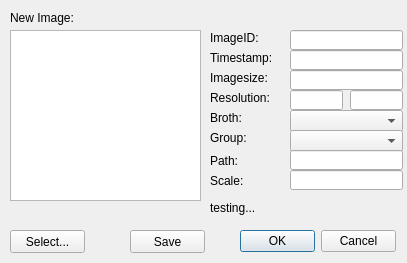
The window that StreptoDB/UploadDialog.ui (alexjanssen/StreptoDB) describes before a commit, drawn with Qt 5.
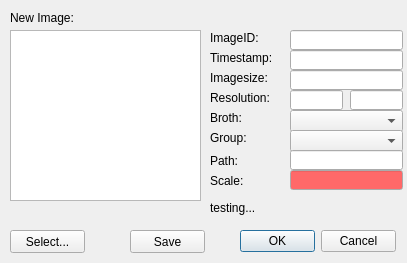
The same window after the commit.

The edit to the form file:
```diff
--- a/StreptoDB/UploadDialog.ui
+++ b/StreptoDB/UploadDialog.ui
@@ -271,6 +271,70 @@
      <height>20</height>
     </rect>
    </property>
+   <property name="palette">
+    <palette>
+     <active>
+      <colorrole role="BrightText">
+       <brush brushstyle="SolidPattern">
+        <color alpha="255">
+         <red>255</red>
+         <green>255</green>
+         <blue>255</blue>
+        </color>
+       </brush>
+      </colorrole>
+      <colorrole role="Base">
+       <brush brushstyle="SolidPattern">
+        <color alpha="255">
+         <red>255</red>
+         <green>105</green>
+         <blue>105</blue>
+        </color>
+       </brush>
+      </colorrole>
+     </active>
+     <inactive>
+      <colorrole role="BrightText">
+       <brush brushstyle="SolidPattern">
+        <color alpha="255">
+         <red>255</red>
+         <green>255</green>
+         <blue>255</blue>
+        </color>
+       </brush>
+      </colorrole>
+      <colorrole role="Base">
+       <brush brushstyle="SolidPattern">
+        <color alpha="255">
+         <red>255</red>
+         <green>105</green>
+         <blue>105</blue>
+        </color>
+       </brush>
+      </colorrole>
+     </inactive>
+     <disabled>
+      <colorrole role="BrightText">
+       <brush brushstyle="SolidPattern">
+        <color alpha="255">
+         <red>255</red>
+         <green>255</green>
+         <blue>255</blue>
+        </color>
+       </brush>
+      </colorrole>
+      <colorrole role="Base">
+       <brush brushstyle="SolidPattern">
+        <color alpha="255">
+         <red>240</red>
+         <green>240</green>
+         <blue>240</blue>
+        </color>
+       </brush>
+      </colorrole>
+     </disabled>
+    </palette>
+   </property>
   </widget>
   <widget class="QLabel" name="label_14">
    <property name="geometry">
```
Left out of the diff: 37 changed lines with no effect on the pictures.
